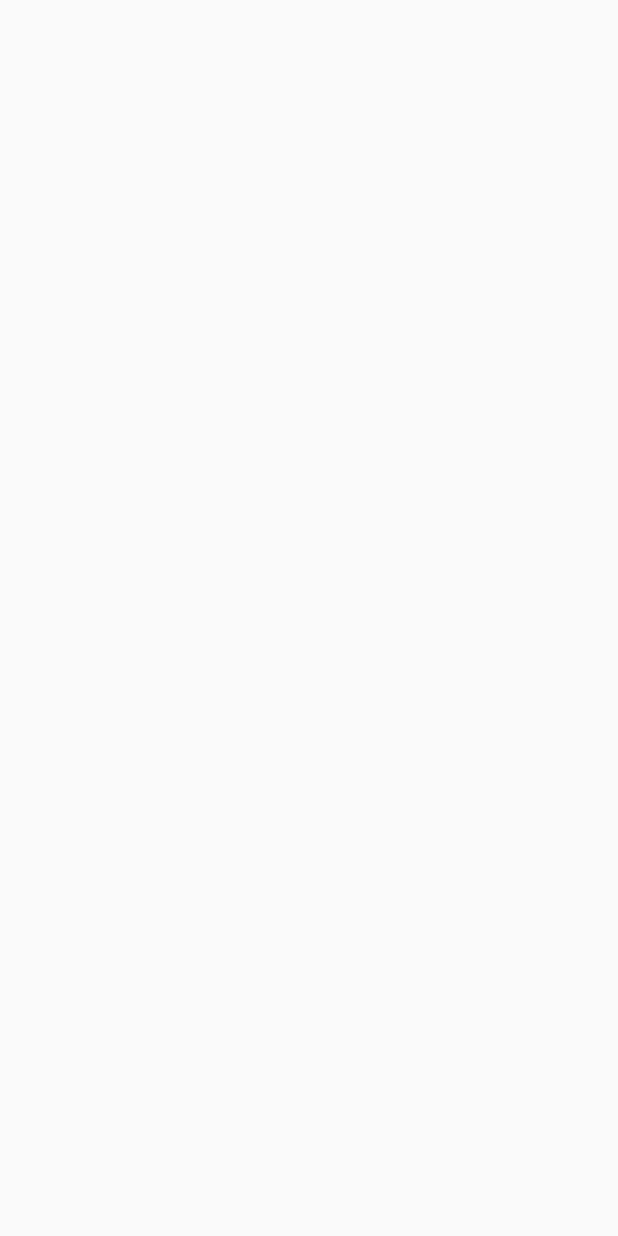
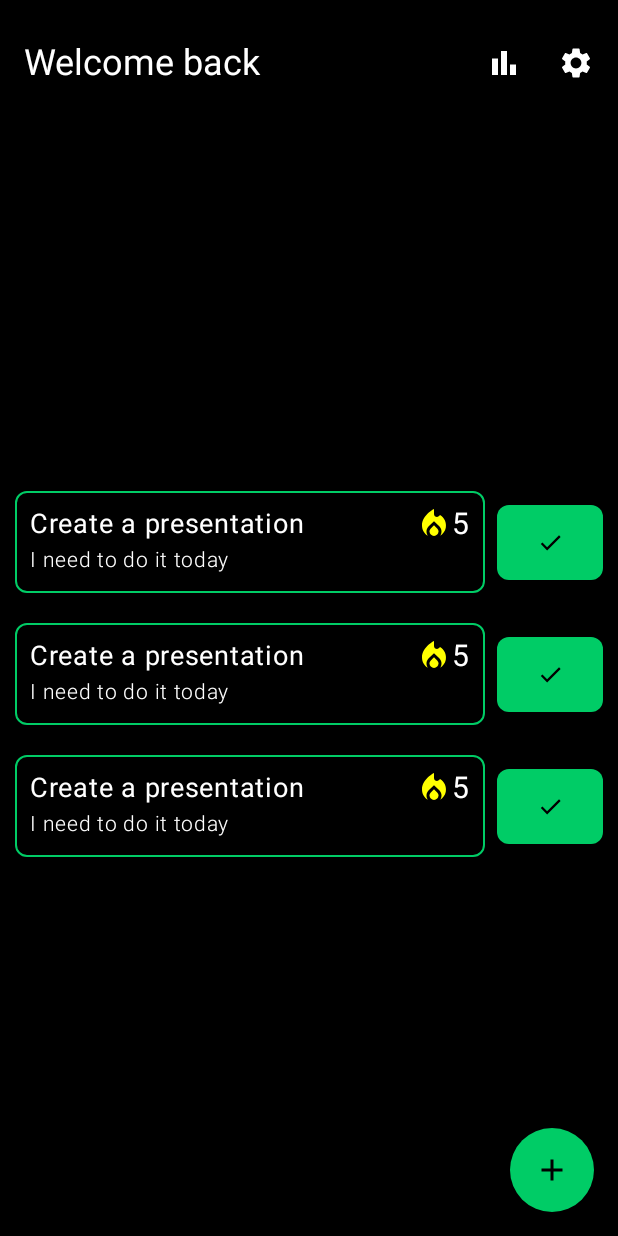
Before and after one commit to equalizer23/Discipline-Course, an Android app built with Jetpack Compose: the screen it shows after launch (MainActivity), on a phone screen of 412 x 824 dp. Before the commit the screen is empty. Run offline under Robolectric (Android 15) with nearby library versions, the phone set to English and light mode, and no system bars.

Commit message:
feat: implement home screen

```diff
--- a/app/build.gradle.kts
+++ b/app/build.gradle.kts
@@ -12,7 +12,7 @@ android {
 
     defaultConfig {
         applicationId = "com.habit.discipline_course"
-        minSdk = 24
+        minSdk = 26
         //noinspection EditedTargetSdkVersion
         targetSdk = 35
         versionCode = 1
--- /dev/null
+++ b/app/src/main/java/com/habit/discipline_course/habit_feature/presentation/home/HomeScreen.kt
@@ -0,0 +1,78 @@
+package com.habit.discipline_course.habit_feature.presentation.home
+
+import androidx.compose.foundation.layout.Box
+import androidx.compose.foundation.layout.WindowInsets
+import androidx.compose.foundation.layout.asPaddingValues
+import androidx.compose.foundation.layout.fillMaxSize
+import androidx.compose.foundation.layout.fillMaxWidth
+import androidx.compose.foundation.layout.padding
+import androidx.compose.foundation.layout.systemBars
+import androidx.compose.foundation.lazy.LazyColumn
+import androidx.compose.foundation.shape.CircleShape
+import androidx.compose.material.icons.Icons
+import androidx.compose.material.icons.filled.Add
+import androidx.compose.material3.FloatingActionButton
+import androidx.compose.material3.Icon
+import androidx.compose.material3.MaterialTheme
+import androidx.compose.material3.Scaffold
+import androidx.compose.runtime.Composable
+import androidx.compose.ui.Alignment
+import androidx.compose.ui.Modifier
+import androidx.compose.ui.res.stringResource
+import androidx.compose.ui.unit.dp
+import com.habit.discipline_course.habit_feature.presentation.home.components.HomeTopBar
+import com.habit.discipline_course.R
+import com.habit.discipline_course.habit_feature.presentation.home.components.HabitItem
+
+@Composable
+fun HomeScreen(
+    onFabClick: () -> Unit,
+    onHabitClick: () -> Unit,
+    onSettingsClick: () -> Unit
+) {
+    Scaffold(
+        topBar = {
+            HomeTopBar(
+                title = stringResource(R.string.welcome_back),
+                onStatsClick = {},
+                onSettingsClick = onSettingsClick
+            )
+        },
+        floatingActionButton = {
+            FloatingActionButton(
+                onClick = { onFabClick() },
+                shape = CircleShape,
+                containerColor = MaterialTheme.colorScheme.primary,
+                contentColor = MaterialTheme.colorScheme.background
+            ) {
+                Icon(
+                    imageVector = Icons.Default.Add,
+                    contentDescription = stringResource(R.string.create_habit_button),
+                    tint = MaterialTheme.colorScheme.background
+                )
+            }
+        }
+    ){ padding ->
+        Box(
+            modifier = Modifier
+                .fillMaxSize()
+                .padding(padding)
+                .padding(vertical = 20.dp, horizontal = 10.dp)
+                .padding(bottom = WindowInsets.systemBars.asPaddingValues().calculateBottomPadding())
+        ){
+            LazyColumn(
+                modifier = Modifier.align(Alignment.Center)
+            ){
+                items(3){
+                    HabitItem(
+                        modifier = Modifier.fillMaxWidth().padding(vertical = 10.dp),
+                        title = "Create a presentation",
+                        description = "I need to do it today",
+                        onReset = {},
+                        onHabitClick = { onHabitClick() }
+                    )
+                }
+            }
+        }
+    }
+}
--- /dev/null
+++ b/app/src/main/java/com/habit/discipline_course/habit_feature/presentation/home/components/HabitItem.kt
@@ -0,0 +1,103 @@
+package com.habit.discipline_course.habit_feature.presentation.home.components
+
+import androidx.compose.foundation.BorderStroke
+import androidx.compose.foundation.Image
+import androidx.compose.foundation.layout.Arrangement
+import androidx.compose.foundation.layout.Box
+import androidx.compose.foundation.layout.Column
+import androidx.compose.foundation.layout.Row
+import androidx.compose.foundation.layout.fillMaxSize
+import androidx.compose.foundation.layout.fillMaxWidth
+import androidx.compose.foundation.layout.padding
+import androidx.compose.foundation.layout.size
+import androidx.compose.foundation.shape.RoundedCornerShape
+import androidx.compose.material.icons.Icons
+import androidx.compose.material.icons.filled.Check
+import androidx.compose.material3.Card
+import androidx.compose.material3.CardDefaults
+import androidx.compose.material3.Icon
+import androidx.compose.material3.MaterialTheme
+import androidx.compose.material3.Text
+import androidx.compose.runtime.Composable
+import androidx.compose.ui.Alignment
+import androidx.compose.ui.Modifier
+import androidx.compose.ui.graphics.Color
+import androidx.compose.ui.graphics.ColorFilter
+import androidx.compose.ui.res.painterResource
+import androidx.compose.ui.res.stringResource
+import androidx.compose.ui.text.font.FontWeight
+import androidx.compose.ui.text.style.TextOverflow
+import androidx.compose.ui.unit.dp
+import androidx.compose.ui.unit.sp
+import com.habit.discipline_course.R
+
+@Composable
+fun HabitItem(
+    modifier: Modifier = Modifier,
+    title: String,
+    description: String,
+    onHabitClick: () -> Unit,
+    onReset: () -> Unit
+) {
+    Row(
+        modifier = modifier,
+        verticalAlignment = Alignment.CenterVertically
+    ){
+        Card(
+            modifier = Modifier.weight(0.8f),
+            onClick = { onHabitClick() },
+            shape = RoundedCornerShape(8.dp),
+            border = BorderStroke(width = 1.dp, color = MaterialTheme.colorScheme.primary),
+            elevation = CardDefaults.cardElevation(defaultElevation = 8.dp),
+            colors = CardDefaults.cardColors(containerColor = MaterialTheme.colorScheme.background)
+        ){
+            Column(
+                modifier = Modifier.padding(10.dp),
+                verticalArrangement = Arrangement.Top
+            ){
+                Row(
+                    modifier = Modifier.fillMaxWidth(),
+                    verticalAlignment = Alignment.CenterVertically,
+                    horizontalArrangement = Arrangement.SpaceBetween
+                ){
+                    Text(text = title, color = MaterialTheme.colorScheme.secondary, fontSize = 18.sp)
+
+                    Row(verticalAlignment = Alignment.CenterVertically){
+                        Image(
+                            painter = painterResource(R.drawable.flame_icon),
+                            contentDescription = stringResource(R.string.flame_icon_description),
+                            colorFilter = ColorFilter.tint(color = Color.Yellow)
+                        )
+
+                        Text(text = "5", color = MaterialTheme.colorScheme.secondary, fontSize = 20.sp)
+                    }
+                }
+
+                Text(
+                    text = description,
+                    fontSize = 14.sp,
+                    fontWeight = FontWeight.Light,
+                    color = MaterialTheme.colorScheme.secondary,
+                    overflow = TextOverflow.Ellipsis,
+                    maxLines = 2
+                )
+            }
+        }
+
+        Card(
+            modifier = Modifier.weight(0.2f).size(50.dp).padding(start = 8.dp),
+            onClick = { onReset() },
+            shape = RoundedCornerShape(8.dp),
+            colors = CardDefaults.cardColors(MaterialTheme.colorScheme.primary)
+        ){
+            Box(modifier = Modifier.fillMaxSize()){
+                Icon(
+                    modifier = Modifier.size(18.dp).align(Alignment.Center),
+                    imageVector = Icons.Default.Check,
+                    contentDescription = stringResource(R.string.complete_habit_icon),
+                    tint = MaterialTheme.colorScheme.background
+                )
+            }
+        }
+    }
+}
--- /dev/null
+++ b/app/src/main/java/com/habit/discipline_course/habit_feature/presentation/home/components/HomeTopBar.kt
@@ -0,0 +1,56 @@
+package com.habit.discipline_course.habit_feature.presentation.home.components
+
+import androidx.compose.foundation.Image
+import androidx.compose.foundation.layout.WindowInsets
+import androidx.compose.material.icons.Icons
+import androidx.compose.material.icons.filled.Settings
+import androidx.compose.material3.ExperimentalMaterial3Api
+import androidx.compose.material3.IconButton
+import androidx.compose.material3.MaterialTheme
+import androidx.compose.material3.Text
+import androidx.compose.material3.TopAppBar
+import androidx.compose.material3.TopAppBarDefaults
+import androidx.compose.runtime.Composable
+import androidx.compose.ui.graphics.ColorFilter
+import androidx.compose.ui.res.painterResource
+import androidx.compose.ui.res.stringResource
+import androidx.compose.ui.unit.dp
+import androidx.compose.ui.unit.sp
+import com.habit.discipline_course.R
+
+@OptIn(ExperimentalMaterial3Api::class)
+@Composable
+fun HomeTopBar(
+    title: String,
+    onStatsClick: () -> Unit,
+    onSettingsClick: () -> Unit
+) {
+    TopAppBar(
+        title = {
+            Text(text = title, color = MaterialTheme.colorScheme.secondary, fontSize = 24.sp)
+        },
+        colors = TopAppBarDefaults.topAppBarColors(containerColor = MaterialTheme.colorScheme.background),
+        windowInsets = WindowInsets(top = 10.dp),
+        actions = {
+            IconButton(
+                onClick = { onStatsClick() }
+            ) {
+                Image(
+                    painter = painterResource(R.drawable.chart_icon),
+                    contentDescription = stringResource(R.string.chart_icon_description),
+                    colorFilter = ColorFilter.tint(MaterialTheme.colorScheme.secondary)
+                )
+            }
+
+            IconButton(
+                onClick = { onSettingsClick() }
+            ) {
+                Image(
+                    imageVector = Icons.Default.Settings,
+                    contentDescription = stringResource(R.string.settings_description),
+                    colorFilter = ColorFilter.tint(MaterialTheme.colorScheme.secondary)
+                )
+            }
+        }
+    )
+}
--- a/app/src/main/java/com/habit/discipline_course/navigation/NavigationRoot.kt
+++ b/app/src/main/java/com/habit/discipline_course/navigation/NavigationRoot.kt
@@ -8,20 +8,25 @@ import androidx.compose.ui.Modifier
 import androidx.navigation.compose.NavHost
 import androidx.navigation.compose.composable
 import androidx.navigation.compose.rememberNavController
+import com.habit.discipline_course.habit_feature.presentation.home.HomeScreen
 
 @Composable
 fun NavigationRoot() {
     val navController = rememberNavController()
     NavHost(
         navController = navController,
-        startDestination = Routes.Splash
+        startDestination = Routes.Home
     ){
         composable<Routes.Splash>{
             Box(modifier = Modifier.fillMaxSize()){  }
         }
 
         composable<Routes.Home>{
-            Box(modifier = Modifier.fillMaxSize()){  }
+            HomeScreen(
+                onFabClick = {},
+                onSettingsClick = {},
+                onHabitClick = {}
+            )
         }
 
         composable<Routes.HabitDetails>{
--- a/app/src/main/java/com/habit/discipline_course/ui/theme/Color.kt
+++ b/app/src/main/java/com/habit/discipline_course/ui/theme/Color.kt
@@ -6,6 +6,8 @@ val Purple80 = Color(0xFFD0BCFF)
 val PurpleGrey80 = Color(0xFFCCC2DC)
 val Pink80 = Color(0xFFEFB8C8)
 
+val primaryGreen = Color(0xFF00cc66)
+
 val Purple40 = Color(0xFF6650a4)
 val PurpleGrey40 = Color(0xFF625b71)
 val Pink40 = Color(0xFF7D5260)
--- a/app/src/main/java/com/habit/discipline_course/ui/theme/Theme.kt
+++ b/app/src/main/java/com/habit/discipline_course/ui/theme/Theme.kt
@@ -1,6 +1,5 @@
 package com.habit.discipline_course.ui.theme
 
-import android.app.Activity
 import android.os.Build
 import androidx.compose.foundation.isSystemInDarkTheme
 import androidx.compose.material3.MaterialTheme
@@ -9,18 +8,21 @@ import androidx.compose.material3.dynamicDarkColorScheme
 import androidx.compose.material3.dynamicLightColorScheme
 import androidx.compose.material3.lightColorScheme
 import androidx.compose.runtime.Composable
+import androidx.compose.ui.graphics.Color
 import androidx.compose.ui.platform.LocalContext
 
 private val DarkColorScheme = darkColorScheme(
-    primary = Purple80,
-    secondary = PurpleGrey80,
-    tertiary = Pink80
+    tertiary = Pink80,
+    secondary = Color.White,
+    background = Color.Black,
+    primary = primaryGreen
 )
 
 private val LightColorScheme = lightColorScheme(
-    primary = Purple40,
-    secondary = PurpleGrey40,
-    tertiary = Pink40
+    tertiary = Pink40,
+    secondary = Color.White,
+    background = Color.Black,
+    primary = primaryGreen
 
     /* Other default colors to override
     background = Color(0xFFFFFBFE),
@@ -36,8 +38,7 @@ private val LightColorScheme = lightColorScheme(
 @Composable
 fun DisciplineCourseTheme(
     darkTheme: Boolean = isSystemInDarkTheme(),
-    // Dynamic color is available on Android 12+
-    dynamicColor: Boolean = true,
+    dynamicColor: Boolean = false,
     content: @Composable () -> Unit
 ) {
     val colorScheme = when {
--- /dev/null
+++ b/app/src/main/res/drawable/chart_icon.xml
@@ -0,0 +1,9 @@
+<vector xmlns:android="http://schemas.android.com/apk/res/android" android:height="24dp" android:tint="#FFFFFF" android:viewportHeight="24" android:viewportWidth="24" android:width="24dp">
+
+    <path android:fillColor="@android:color/white" android:pathData="M4,9h4v11h-4z"/>
+
+    <path android:fillColor="@android:color/white" android:pathData="M16,13h4v7h-4z"/>
+
+    <path android:fillColor="@android:color/white" android:pathData="M10,4h4v16h-4z"/>
+
+</vector>
--- /dev/null
+++ b/app/src/main/res/drawable/flame_icon.xml
@@ -0,0 +1,7 @@
+<vector xmlns:android="http://schemas.android.com/apk/res/android" android:height="24dp" android:tint="#FFFFFF" android:viewportHeight="24" android:viewportWidth="24" android:width="24dp">
+
+    <path android:fillColor="@android:color/white" android:pathData="M12,12.9l-2.13,2.09C9.31,15.55 9,16.28 9,17.06C9,18.68 10.35,20 12,20s3,-1.32 3,-2.94c0,-0.78 -0.31,-1.52 -0.87,-2.07L12,12.9z"/>
+
+    <path android:fillColor="@android:color/white" android:pathData="M16,6l-0.44,0.55C14.38,8.02 12,7.19 12,5.3V2c0,0 -8,4 -8,11c0,2.92 1.56,5.47 3.89,6.86C7.33,19.07 7,18.1 7,17.06c0,-1.32 0.52,-2.56 1.47,-3.5L12,10.1l3.53,3.47c0.95,0.93 1.47,2.17 1.47,3.5c0,1.02 -0.31,1.96 -0.85,2.75c1.89,-1.15 3.29,-3.06 3.71,-5.3C20.52,10.97 18.79,7.62 16,6z"/>
+
+</vector>
--- a/app/src/main/res/values/strings.xml
+++ b/app/src/main/res/values/strings.xml
@@ -1,3 +1,9 @@
 <resources>
     <string name="app_name">Discipline-Course</string>
+    <string name="chart_icon_description">Chart icon</string>
+    <string name="settings_description">Settings Icon</string>
+    <string name="welcome_back">Welcome back</string>
+    <string name="create_habit_button">Create habit button</string>
+    <string name="flame_icon_description">Flame Icon</string>
+    <string name="complete_habit_icon">Complete Habit Icon</string>
 </resources>
```
